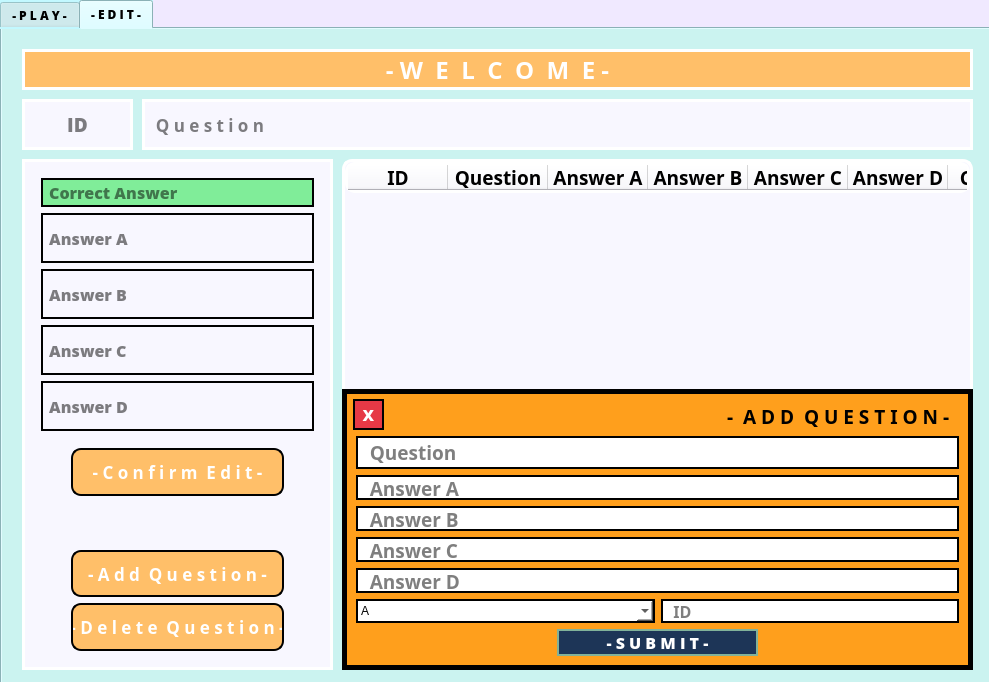
Above: form.ui from hoangnamgithub/topic6_QuizzApp_main before the change. Below: the same form after it.
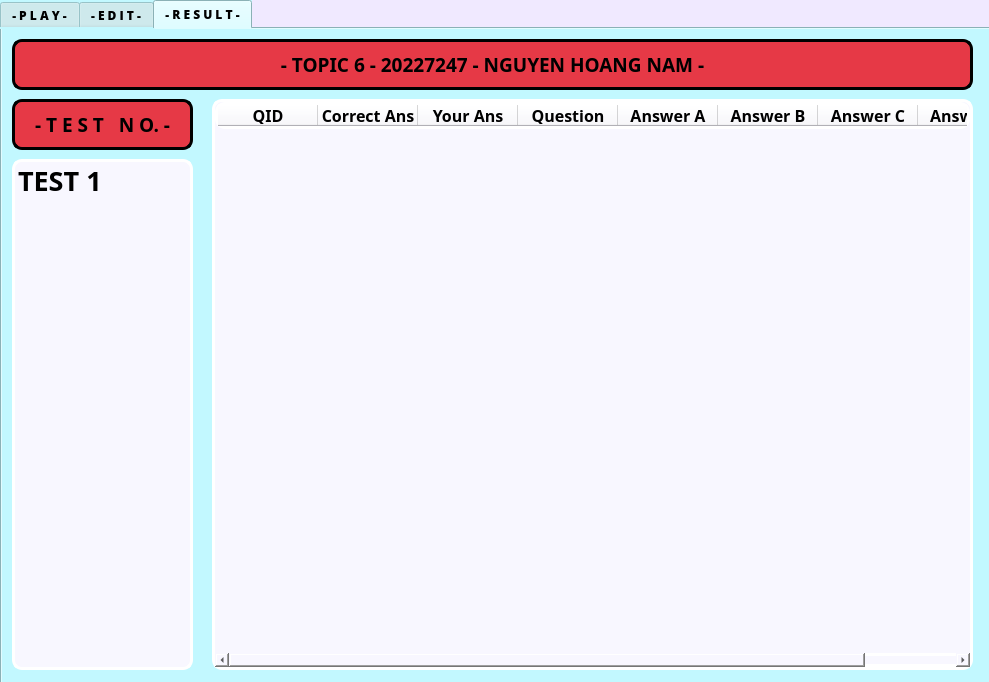
That is the form after the change.

Commit message: add result tab

What changed in the file:
```diff
--- a/form.ui
+++ b/form.ui
@@ -60,7 +60,7 @@
      <string notr="true">background-color: rgb(194, 248, 255);</string>
     </property>
     <property name="currentIndex">
-     <number>1</number>
+     <number>2</number>
     </property>
     <widget class="QWidget" name="playTab">
      <property name="sizePolicy">
@@ -1862,6 +1862,222 @@
       </widget>
      </widget>
     </widget>
+    <widget class="QWidget" name="tab">
+     <attribute name="title">
+      <string>- R E S U L T -</string>
+     </attribute>
+     <widget class="QListWidget" name="listWidget">
+      <property name="geometry">
+       <rect>
+        <x>10</x>
+        <y>130</y>
+        <width>181</width>
+        <height>511</height>
+       </rect>
+      </property>
+      <property name="font">
+       <font>
+        <family>Open Sans Condensed ExtraBold</family>
+        <pointsize>20</pointsize>
+        <bold>true</bold>
+       </font>
+      </property>
+      <property name="styleSheet">
+       <string notr="true">background-color: rgb(248, 247, 255);
+border: 3px solid rgb(255, 255, 255);
+border-radius: 10px
+
+
+
+</string>
+      </property>
+      <property name="editTriggers">
+       <set>QAbstractItemView::DoubleClicked|QAbstractItemView::SelectedClicked</set>
+      </property>
+      <property name="sortingEnabled">
+       <bool>true</bool>
+      </property>
+      <item>
+       <property name="text">
+        <string>TEST 1</string>
+       </property>
+      </item>
+     </widget>
+     <widget class="QLabel" name="welcomelabel_3">
+      <property name="geometry">
+       <rect>
+        <x>10</x>
+        <y>10</y>
+        <width>961</width>
+        <height>51</height>
+       </rect>
+      </property>
+      <property name="font">
+       <font>
+        <family>Open Sans Condensed ExtraBold</family>
+        <pointsize>14</pointsize>
+        <bold>true</bold>
+       </font>
+      </property>
+      <property name="styleSheet">
+       <string notr="true">background-color: rgb(230, 57, 70);
+border: 3px solid rgb(0, 0, 0);
+border-radius: 10px;</string>
+      </property>
+      <property name="text">
+       <string>- TOPIC 6 - 20227247 - NGUYEN HOANG NAM -</string>
+      </property>
+      <property name="alignment">
+       <set>Qt::AlignCenter</set>
+      </property>
+     </widget>
+     <widget class="QTableWidget" name="tableWidget_2">
+      <property name="geometry">
+       <rect>
+        <x>210</x>
+        <y>70</y>
+        <width>761</width>
+        <height>571</height>
+       </rect>
+      </property>
+      <property name="styleSheet">
+       <string notr="true">background-color: rgb(248, 247, 255);
+border: 3px solid rgb(255, 255, 255);
+border-radius: 10px
+
+
+
+</string>
+      </property>
+      <property name="editTriggers">
+       <set>QAbstractItemView::AnyKeyPressed|QAbstractItemView::SelectedClicked</set>
+      </property>
+      <column>
+       <property name="text">
+        <string>QID</string>
+       </property>
+       <property name="font">
+        <font>
+         <family>Open Sans Condensed ExtraBold</family>
+         <pointsize>12</pointsize>
+         <bold>true</bold>
+        </font>
+       </property>
+      </column>
+      <column>
+       <property name="text">
+        <string>Correct Ans</string>
+       </property>
+       <property name="font">
+        <font>
+         <family>Open Sans Condensed ExtraBold</family>
+         <pointsize>12</pointsize>
+         <bold>true</bold>
+        </font>
+       </property>
+      </column>
+      <column>
+       <property name="text">
+        <string>Your Ans</string>
+       </property>
+       <property name="font">
+        <font>
+         <family>Open Sans Condensed ExtraBold</family>
+         <pointsize>12</pointsize>
+         <bold>true</bold>
+        </font>
+       </property>
+      </column>
+      <column>
+       <property name="text">
+        <string>Question</string>
+       </property>
+       <property name="font">
+        <font>
+         <family>Open Sans Condensed ExtraBold</family>
+         <pointsize>12</pointsize>
+         <bold>true</bold>
+        </font>
+       </property>
+      </column>
+      <column>
+       <property name="text">
+        <string>Answer A</string>
+       </property>
+       <property name="font">
+        <font>
+         <family>Open Sans Condensed ExtraBold</family>
+         <pointsize>12</pointsize>
+         <bold>true</bold>
+        </font>
+       </property>
+      </column>
+      <column>
+       <property name="text">
+        <string>Answer B</string>
+       </property>
+       <property name="font">
+        <font>
+         <family>Open Sans Condensed ExtraBold</family>
+         <pointsize>12</pointsize>
+         <bold>true</bold>
+        </font>
+       </property>
+      </column>
+      <column>
+       <property name="text">
+        <string>Answer C</string>
+       </property>
+       <property name="font">
+        <font>
+         <family>Open Sans Condensed ExtraBold</family>
+         <pointsize>12</pointsize>
+         <bold>true</bold>
+        </font>
+       </property>
+      </column>
+      <column>
+       <property name="text">
+        <string>Answer D</string>
+       </property>
+       <property name="font">
+        <font>
+         <family>Open Sans Condensed ExtraBold</family>
+         <pointsize>12</pointsize>
+         <bold>true</bold>
+        </font>
+       </property>
+      </column>
+     </widget>
+     <widget class="QLabel" name="welcomelabel_4">
+      <property name="geometry">
+       <rect>
+        <x>10</x>
+        <y>70</y>
+        <width>181</width>
+        <height>51</height>
+       </rect>
+      </property>
+      <property name="font">
+       <font>
+        <family>Open Sans Condensed ExtraBold</family>
+        <pointsize>14</pointsize>
+        <bold>true</bold>
+       </font>
+      </property>
+      <property name="styleSheet">
+       <string notr="true">background-color: rgb(230, 57, 70);
+border: 3px solid rgb(0, 0, 0);
+border-radius: 10px;</string>
+      </property>
+      <property name="text">
+       <string>- T E S T   N O. -</string>
+      </property>
+      <property name="alignment">
+       <set>Qt::AlignCenter</set>
+      </property>
+     </widget>
+    </widget>
    </widget>
   </widget>
  </widget>
```
The commit also changes 3 other files.
